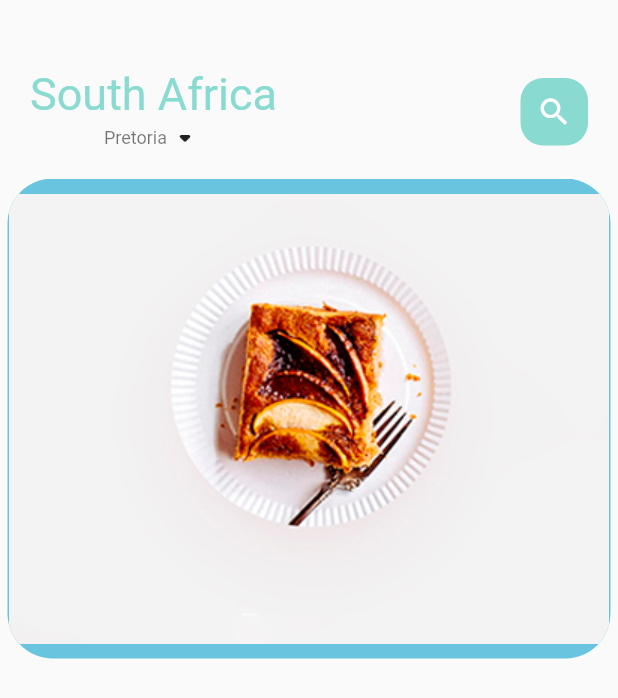
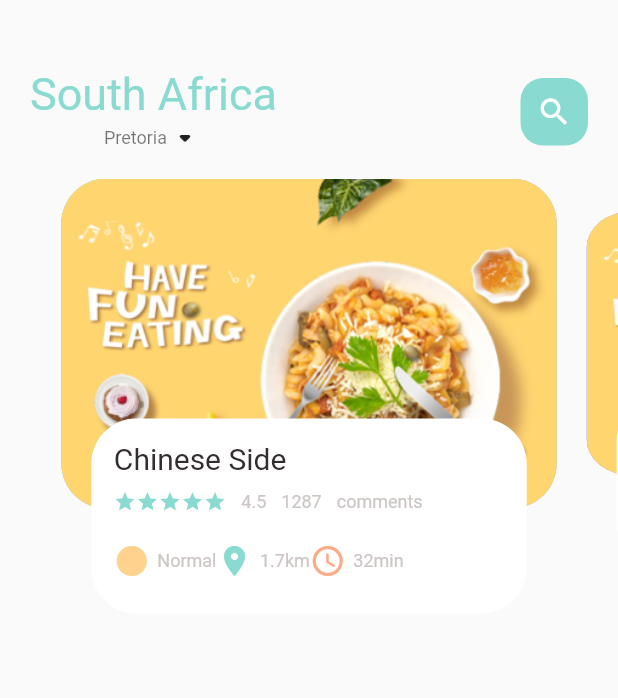
Before and after one commit to StevenNdaye/food_delivery, a Flutter app: the screen it shows after launch, on a phone screen of 412 x 824 dp. Shown: the top 698 px of the screen. Run offline on Flutter 3.47's test engine with Material 2 defaults, Android fonts, the phone set to English and light mode, and no system bars.

Commit message:
Added matrix4 logic

```diff
--- a/lib/home/food_page_body.dart
+++ b/lib/home/food_page_body.dart
@@ -1,4 +1,9 @@
 import 'package:flutter/cupertino.dart';
+import 'package:flutter/material.dart';
+import 'package:food_delivery/utils/colors.dart';
+import 'package:food_delivery/widgets/big_text.dart';
+import 'package:food_delivery/widgets/icon_and_text_widget.dart';
+import 'package:food_delivery/widgets/small_text.dart';
 
 class FoodPageBody extends StatefulWidget {
   const FoodPageBody({Key? key}) : super(key: key);
@@ -8,11 +13,32 @@ class FoodPageBody extends StatefulWidget {
 }
 
 class _FoodPageBodyState extends State<FoodPageBody> {
+  PageController pageController = PageController(viewportFraction: 0.85);
+  var _currPageValue = 0.0;
+  final double _scaleFactor = 0.8;
+  final double _height = 220;
+
+  @override
+  void initState() {
+    super.initState();
+    pageController.addListener(() {
+      setState(() {
+        _currPageValue = pageController.page!;
+      });
+    });
+  }
+
+  @override
+  void dispose() {
+    pageController.dispose();
+  }
+
   @override
   Widget build(BuildContext context) {
     return Container(
       height: 320,
       child: PageView.builder(
+          controller: pageController,
           itemCount: 5,
           itemBuilder: (context, position) {
             return _buildPageItem(position);
@@ -21,17 +47,115 @@ class _FoodPageBodyState extends State<FoodPageBody> {
   }
 
   Widget _buildPageItem(int index) {
-    return Container(
-      height: 220,
-      margin: EdgeInsets.only(left: 5, right: 5),
-      decoration: BoxDecoration(
-          borderRadius: BorderRadius.circular(30),
-          color: index.isEven ? Color(0xFF69c5df) : Color(0xff9294cc),
-          image: DecorationImage(
-            image: AssetImage(
-              "assets/image/food1.png"
-            )
+    Matrix4 matrix = Matrix4.identity();
+    if (index == _currPageValue.floor()) {
+      var currScale = 1 - (_currPageValue - index) * (1 - _scaleFactor);
+      var currTrans = _height * (1 - currScale) / 2;
+      matrix = Matrix4.diagonal3Values(1, currScale, 1)
+        ..setTranslationRaw(0, currTrans, 0);
+    } else if (index == _currPageValue.floor() + 1) {
+      var currScale =
+          _scaleFactor + (_currPageValue - index + 1) * (1 - _scaleFactor);
+      var currTrans = _height * (1 - currScale) / 2;
+      matrix = Matrix4.diagonal3Values(1, currScale, 1);
+      matrix = Matrix4.diagonal3Values(1, currScale, 1)
+        ..setTranslationRaw(0, currTrans, 0);
+    } else if (index == _currPageValue.floor() - 1) {
+      var currScale = 1 - (_currPageValue - index) * (1 - _scaleFactor);
+      var currTrans = _height * (1 - currScale) / 2;
+      matrix = Matrix4.diagonal3Values(1, currScale, 1);
+      matrix = Matrix4.diagonal3Values(1, currScale, 1)
+        ..setTranslationRaw(0, currTrans, 0);
+    } else {
+      var currScale = 0.8;
+      matrix = Matrix4.diagonal3Values(1, currScale, 1)
+        ..setTranslationRaw(0, _height * (1 - _scaleFactor) / 2, 0);
+    }
+
+    return Transform(
+      transform: matrix,
+      child: Stack(
+        children: [
+          Container(
+            height: 220,
+            margin: const EdgeInsets.only(left: 10, right: 10),
+            decoration: BoxDecoration(
+                borderRadius: BorderRadius.circular(30),
+                color: index.isEven
+                    ? const Color(0xFF69c5df)
+                    : const Color(0xff9294cc),
+                image: const DecorationImage(
+                    fit: BoxFit.cover,
+                    image: AssetImage("assets/image/food0.png"))),
+          ),
+          Align(
+            alignment: Alignment.bottomCenter,
+            child: Container(
+              height: 130,
+              margin: const EdgeInsets.only(left: 30, right: 30, bottom: 30),
+              decoration: BoxDecoration(
+                borderRadius: BorderRadius.circular(30),
+                color: Colors.white,
+              ),
+              child: Container(
+                padding: const EdgeInsets.only(top: 15, left: 15, right: 15),
+                child: Column(
+                  crossAxisAlignment: CrossAxisAlignment.start,
+                  children: [
+                    BigText(text: "Chinese Side"),
+                    const SizedBox(
+                      height: 10,
+                    ),
+                    Row(
+                      children: [
+                        Wrap(
+                          children: List.generate(
+                              5,
+                              (index) => const Icon(
+                                    Icons.star,
+                                    color: AppColors.mainColor,
+                                    size: 15,
+                                  )),
+                        ),
+                        const SizedBox(
+                          width: 10,
+                        ),
+                        SmallText(text: "4.5"),
+                        const SizedBox(
+                          width: 10,
+                        ),
+                        SmallText(text: "1287"),
+                        const SizedBox(
+                          width: 10,
+                        ),
+                        SmallText(text: "comments")
+                      ],
+                    ),
+                    const SizedBox(
+                      height: 20,
+                    ),
+                    Row(
+                      children: const [
+                        IconAndTextWidget(
+                            icon: Icons.circle_sharp,
+                            text: "Normal",
+                            iconColor: AppColors.iconColor1),
+                        IconAndTextWidget(
+                            icon: Icons.location_on,
+                            text: "1.7km",
+                            iconColor: AppColors.mainColor),
+                        IconAndTextWidget(
+                            icon: Icons.access_time_rounded,
+                            text: "32min",
+                            iconColor: AppColors.iconColor2)
+                      ],
+                    )
+                  ],
+                ),
+              ),
+            ),
           )
+        ],
       ),
     );
   }
--- /dev/null
+++ b/lib/widgets/icon_and_text_widget.dart
@@ -0,0 +1,33 @@
+import 'package:flutter/cupertino.dart';
+import 'package:food_delivery/widgets/small_text.dart';
+
+class IconAndTextWidget extends StatelessWidget {
+  final IconData icon;
+  final String text;
+  final Color iconColor;
+
+  const IconAndTextWidget(
+      {Key? key,
+      required this.icon,
+      required this.text,
+      required this.iconColor})
+      : super(key: key);
+
+  @override
+  Widget build(BuildContext context) {
+    return Row(
+      children: [
+        Icon(
+          icon,
+          color: iconColor,
+        ),
+        SizedBox(
+          width: 5,
+        ),
+        SmallText(
+          text: text,
+        )
+      ],
+    );
+  }
+}
```
